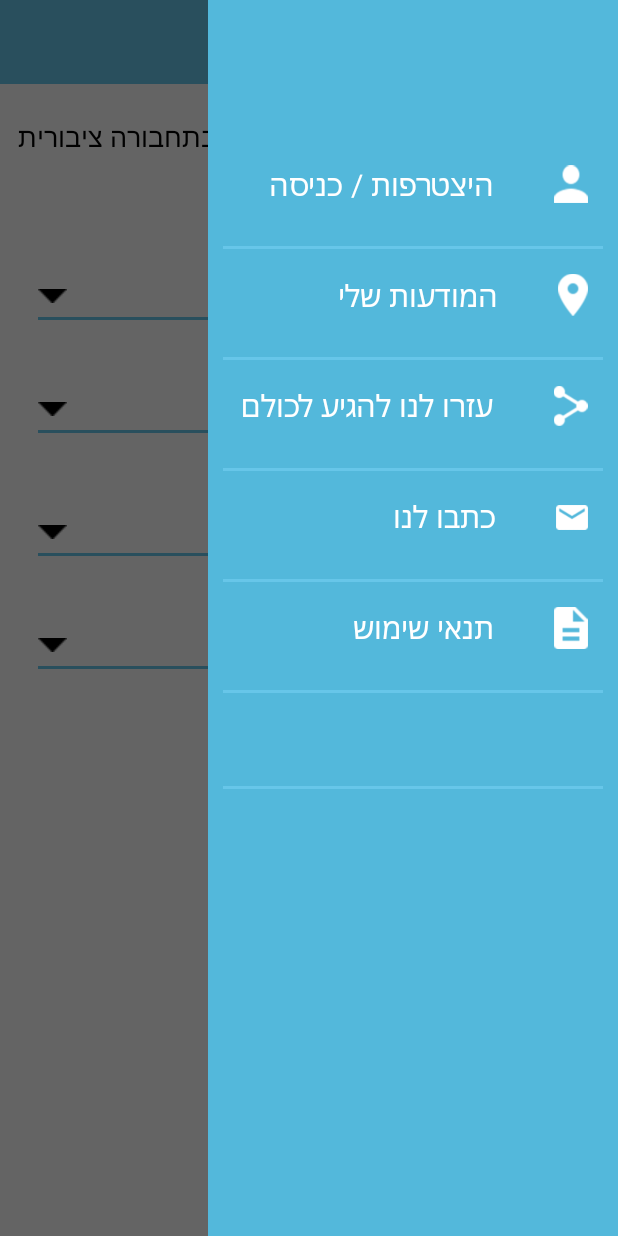
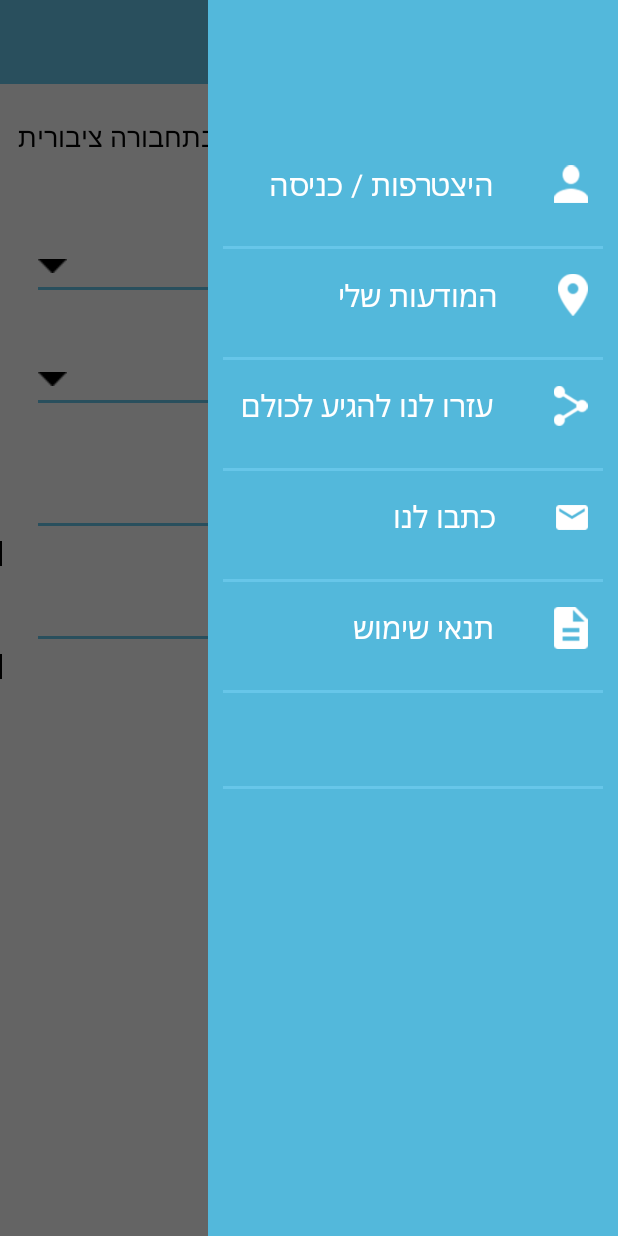
Before and after one commit to shayPo/Losty, an Android app: the fragment AdvenceSearch placed in its activity, with the side drawer open, on a phone screen of 412 x 824 dp. Run offline under Robolectric (Android 15) with nearby library versions, the phone set to English and light mode, and no system bars; 1 statement that could not run was skipped.

Commit message:
update search screen

```diff
--- a/app/src/main/java/com/fond/lost/losty/view/LogoScreen.java
+++ b/app/src/main/java/com/fond/lost/losty/view/LogoScreen.java
@@ -19,11 +19,11 @@
 
     private Runnable mLaunchTask = new Runnable() {
         public void run() {
-//            Intent i = new Intent(getApplicationContext(), MainActivity.class);
+//            Intent i = new Intent(getApplicationContext(), MainActivity.class);AdvenceSearchActivity
 //            i.addFlags(Intent.FLAG_ACTIVITY_NEW_TASK | Intent.FLAG_ACTIVITY_CLEAR_TASK);
 //            startActivity(i);
 
-            Intent i = new Intent(getApplicationContext(), AdvenceSearchActivity.class);
+            Intent i = new Intent(getApplicationContext(), SearchByLocationActivity.class);
             i.addFlags(Intent.FLAG_ACTIVITY_NEW_TASK | Intent.FLAG_ACTIVITY_CLEAR_TASK);
             startActivity(i);
 
--- a/app/src/main/java/com/fond/lost/losty/view/fragments/AdvenceSearch.kt
+++ b/app/src/main/java/com/fond/lost/losty/view/fragments/AdvenceSearch.kt
@@ -1,17 +1,23 @@
 package com.fond.lost.losty.view.fragments
 
+import android.app.AlertDialog
 import android.app.Fragment
+import android.content.DialogInterface
 import android.os.Bundle
 import android.view.LayoutInflater
 import android.view.View
 import android.view.ViewGroup
+import android.widget.ArrayAdapter
 import com.fond.lost.losty.R
+import kotlinx.android.synthetic.main.advench_search.*
+
+
 
 /**
  * Created by Sahar on 20/04/2018.
  */
-class AdvenceSearch : Fragment()
-{
+class AdvenceSearch : Fragment(), View.OnClickListener, DialogInterface.OnClickListener {
+
     var mType : Int = 0;
 
     override fun onCreateView(inflater: LayoutInflater?,
@@ -22,7 +28,60 @@
         return view
     }
 
-companion object {
+    override fun onViewCreated(view: View?, savedInstanceState: Bundle?) {
+        super.onViewCreated(view, savedInstanceState)
+        if(view != null) {
+            initView()
+        }
+    }
+
+    private fun initView()
+    {
+        if(mType == TYPE_ADVENCH_SEARCH) {
+            title_type.setText(R.string.select_object)
+            selected_type.setText(R.string.item)
+            selected_type.setOnClickListener(this)
+
+            title_city.setText(R.string.select_city)
+            selected_city.setText(R.string.city)
+            selected_city.setOnClickListener(this)
+        }
+        else if(mType == TYPE_ADVENCH_SEARCH_PUBLIC_TRANSPORTATION)
+        {
+            title_type.setText(R.string.select_transportin_type)
+            selected_type.setText(R.string.transportin_type)
+            selected_type.setOnClickListener(this)
+
+            title_city.setText(R.string.select_line)
+            selected_city.setText(R.string.line)
+            selected_city.setOnClickListener(this)
+        }
+    }
+
+    override fun onClick(v: View?) {
+         if(v!!.id == R.id.selected_city)
+         {
+             createDialog(R.array.cities, getString(R.string.select_city))
+         }
+          else if(v!!.id == R.id.selected_type)
+         {
+             createDialog(R.array.types, getString(R.string.select_object))
+         }
+    }
+
+    private fun createDialog(items: Int, title : String) {
+        val builderSingle = AlertDialog.Builder(activity)
+        builderSingle.setTitle(title)
+        var adapter : ArrayAdapter<String> = ArrayAdapter(activity, R.layout.display_item, resources.getStringArray(items))
+        builderSingle.setAdapter(adapter, this)
+        builderSingle.show()
+    }
+
+    override fun onClick(p0: DialogInterface?, p1: Int) {
+
+    }
+
+    companion object {
 
     val TYPE_ADVENCH_SEARCH : Int = 1
     val TYPE_ADVENCH_SEARCH_PUBLIC_TRANSPORTATION : Int = 2
--- a/app/src/main/res/layout/advench_search.xml
+++ b/app/src/main/res/layout/advench_search.xml
@@ -6,16 +6,18 @@
               android:layout_height="match_parent">
 
     <TextView
+        android:id="@+id/title_type"
         android:layout_width="match_parent"
         android:layout_height="wrap_content"
         android:text="@string/select_object"
         android:layout_marginRight="25dp"
-        android:layout_marginTop="74dp"
+        android:layout_marginTop="54dp"
         android:fontFamily="@font/notosanshebrewregular"
         android:textColor="@color/title_color"
         android:textSize="20.5sp"/>
 
     <TextView
+        android:id="@+id/selected_type"
         android:layout_width="match_parent"
         android:layout_height="wrap_content"
         android:text="@string/select_object"
@@ -37,9 +39,10 @@
         ></FrameLayout>
 
     <TextView
+        android:id="@+id/title_city"
         android:layout_width="match_parent"
         android:layout_height="wrap_content"
-        android:text="@string/select_object"
+        android:text="@string/select_location"
         android:layout_marginRight="25dp"
         android:layout_marginTop="74dp"
         android:fontFamily="@font/notosanshebrewregular"
@@ -47,14 +50,14 @@
         android:textSize="20.5sp"/>
 
     <TextView
+        android:id="@+id/selected_city"
         android:layout_width="match_parent"
         android:layout_height="wrap_content"
-        android:text="@string/select_object"
+        android:text="תל אביב"
         android:layout_marginRight="25dp"
         android:layout_marginLeft="25dp"
         android:layout_marginTop="25dp"
         android:gravity="center"
-        android:drawableLeft="@drawable/arrow_drop_down"
         android:fontFamily="@font/notosanshebrewregular"
         android:textColor="@color/title_color"
         android:textSize="20.5sp"/>
@@ -67,4 +70,39 @@
         android:background="@color/colorPrimary"
         ></FrameLayout>
 
+    <LinearLayout
+        android:layout_marginTop="10dp"
+        android:orientation="horizontal"
+        android:layout_width="match_parent"
+        android:layout_height="wrap_content">
+
+        <TextView
+            android:fontFamily="@font/notosanshebrewregular"
+            android:id="@+id/type"
+            android:layout_width="wrap_content"
+            android:layout_height="wrap_content"/>
+
+        <FrameLayout
+            android:background="@android:color/black"
+            android:layout_width="1dp"
+            android:layout_height="match_parent"></FrameLayout>
+
+        <TextView
+            android:fontFamily="@font/notosanshebrewregular"
+            android:id="@+id/city"
+            android:layout_width="wrap_content"
+            android:layout_height="wrap_content"/>
+
+        <TextView
+            android:fontFamily="@font/notosanshebrewregular"
+            android:id="@+id/number_of_results"
+            android:layout_width="wrap_content"
+            android:layout_height="wrap_content"/>
+    </LinearLayout>
+
+    <android.support.v7.widget.RecyclerView
+        android:id="@+id/results_display"
+        android:layout_width="match_parent"
+        android:layout_height="match_parent"></android.support.v7.widget.RecyclerView>
+
 </LinearLayout>
--- a/app/src/main/res/values/strings.xml
+++ b/app/src/main/res/values/strings.xml
@@ -37,5 +37,31 @@
     <string name="facebook_login">כניסה עם פייסבוק</string>
     <string name="phone_login">כניסה באמצעות מספר טלפון</string>
     <string name="enter">היכנס</string>
-    <string name="select_object">פריט לחיפוס :</string>
+    <string name="select_object">פריט לחיפוש :</string>
+    <string name="select_location">חפש בעיר</string>
+
+
+
+    <string name="dog">כלב</string>
+    <string name="item">פריט</string>
+    <string name="select_city">חפש בעיר :</string>
+    <string name="city">עיר</string>
+    <string name="select_transportin_type">בחר סוג תחבורה ציבורית :</string>
+    <string name="transportin_type">סוג תחבורה</string>
+    <string name="select_line">בחר קו :</string>
+    <string name="line">קו</string>
+
+    <string-array name="cities">
+        <item>תל אביב</item>
+        <item>פתח תקווה</item>
+        <item>ראש העין</item>
+        <item>ראשון לציון</item>
+    </string-array>
+
+    <string-array name="types">
+        <item>כלב</item>
+        <item>ארנק</item>
+        <item>תעודה</item>
+        <item>מפתחות</item>
+    </string-array>
 </resources>
```
Also changed, not shown: app/src/main/java/com/fond/lost/losty/model/SearchItem.java (added, +9 -0 lines), app/src/main/java/com/fond/lost/losty/view/adapters/SearchResults.java (added, +61 -0 lines), app/src/main/res/layout/display_item.xml (added, +11 -0 lines).
